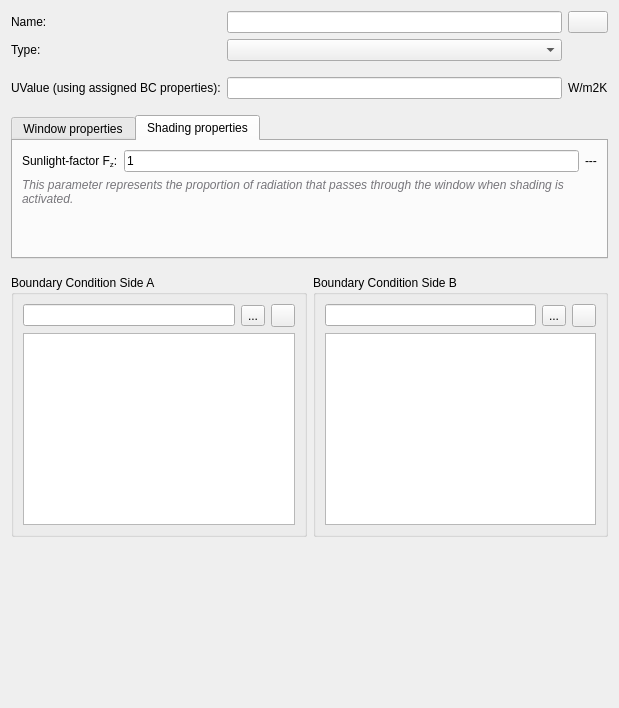
First picture: the form in SIM-VICUS/src/SVDBSubSurfaceComponentEditWidget.ui, repository ghorwin/SIM-VICUS, before the edit.
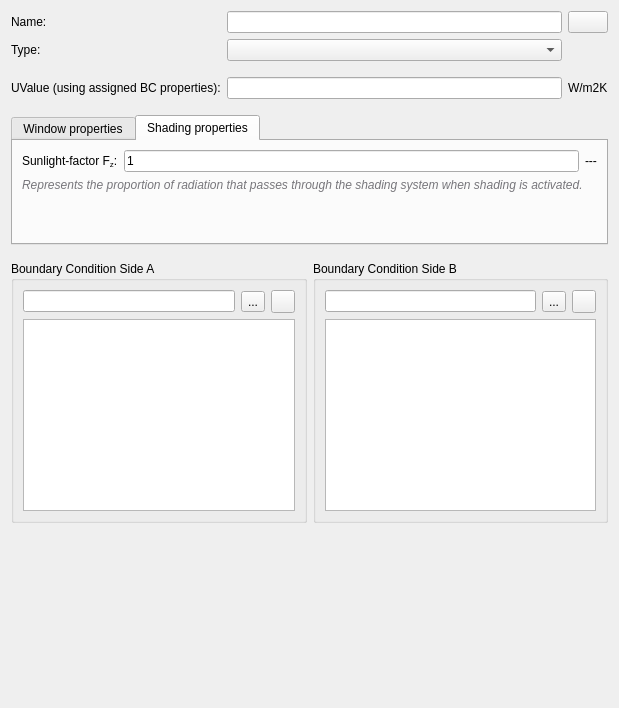
Second picture: the form after the edit. Icons and pictures are not drawn. Custom widgets are drawn as their Qt base class.

Patch:
```diff
--- a/SIM-VICUS/src/SVDBSubSurfaceComponentEditWidget.ui
+++ b/SIM-VICUS/src/SVDBSubSurfaceComponentEditWidget.ui
@@ -257,7 +257,7 @@
           <string notr="true">color:rgb(119, 118, 123)</string>
          </property>
          <property name="text">
-          <string>This parameter represents the proportion of radiation that passes through the window when shading is activated.</string>
+          <string>Represents the proportion of radiation that passes through the shading system when shading is activated.</string>
          </property>
          <property name="wordWrap">
           <bool>true</bool>
```
Left out of the diff: 8 changed lines with no effect on the pictures.
